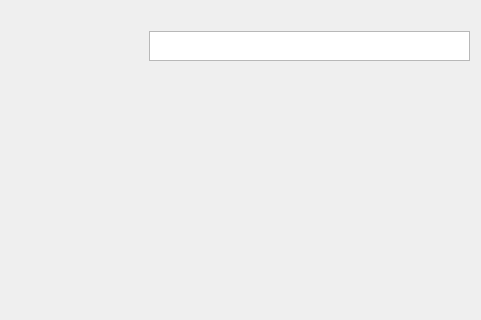
Before: the Qt Designer form election_gui/ConstituencyExplorerWidget.ui in BrendanNolan/Election_Poll_App, drawn with Qt 5; both pictures show x 189 to 670 and y 0 to 320 of the 670 by 482 pixel window.
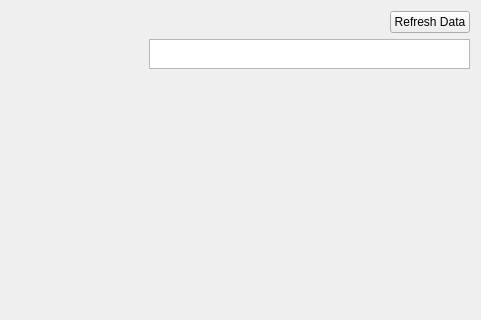
After: the same form once the commit is applied. Custom widgets are drawn as their Qt base class.

Commit message: Refactored so that MainWindow is now a dumb class which just has a ConstituencyExplorerWidget. It is now COnstituencyExplorerWidget which does the work, rather than allowing MainWindow to do the setup. This seems a more natural assignment of responsibilities.

Patch:
```diff
--- a/election_gui/ConstituencyExplorerWidget.ui
+++ b/election_gui/ConstituencyExplorerWidget.ui
@@ -54,6 +54,13 @@
          </property>
         </spacer>
        </item>
+       <item>
+        <widget class="QPushButton" name="refreshDataButton">
+         <property name="text">
+          <string>Refresh Data</string>
+         </property>
+        </widget>
+       </item>
       </layout>
      </item>
      <item>
```
The commit also changes 4 other files.
